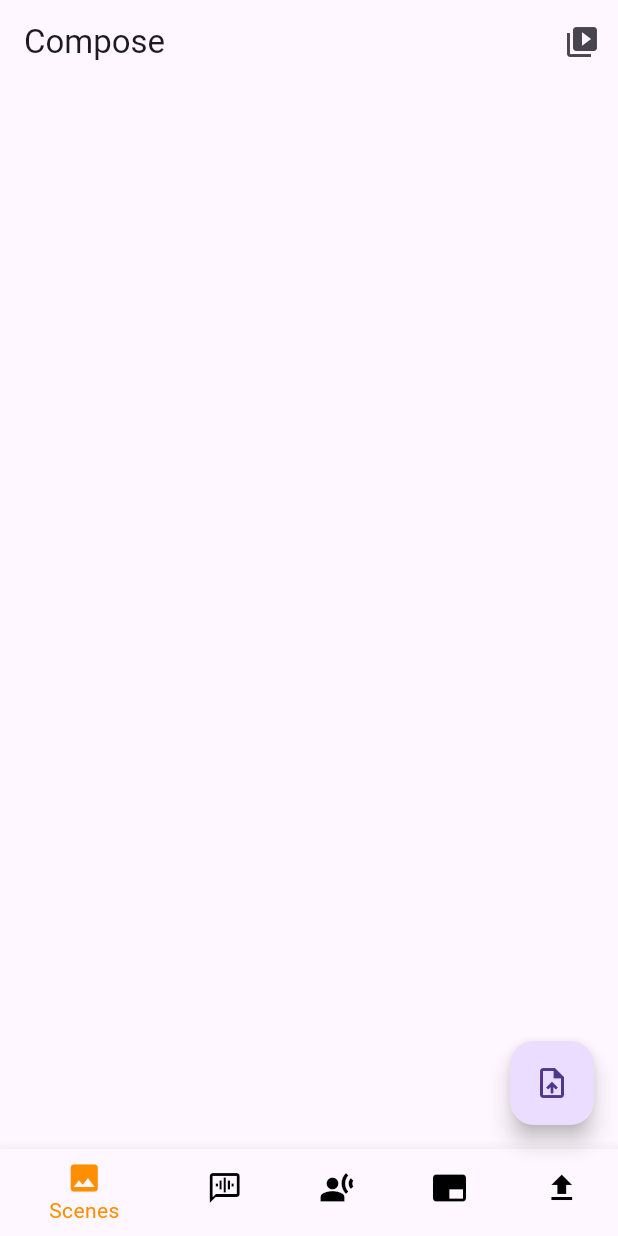
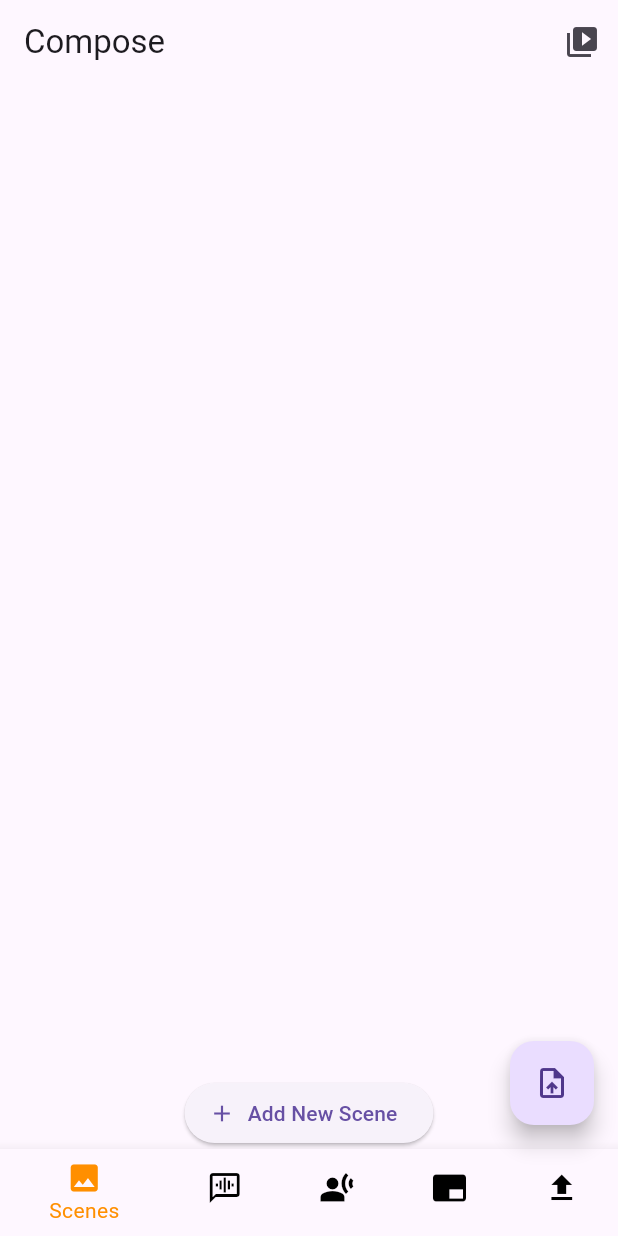
Before and after one commit to me-sreekanth/shorts-composer, a Flutter app: the screen it shows after launch, on a phone screen of 412 x 824 dp. Run offline on Flutter 3.47's test engine with Material 3 defaults, Android fonts, the phone set to English and light mode, and no system bars; our stand-ins replace file_picker, gallery_saver, google_sign_in, googleapis_auth, image_picker, just_audio and 3 more; missing offline and left inert: ffmpeg_kit_flutter_full_gpl, googleapis.

Commit message:
Add scene option added in the scenes_screen

```diff
--- a/lib/menus/scenes_screen.dart
+++ b/lib/menus/scenes_screen.dart
@@ -1,5 +1,4 @@
 import 'dart:io';
-
 import 'package:flutter/material.dart';
 import 'package:image_picker/image_picker.dart';
 import 'package:shorts_composer/models/scene.dart';
@@ -25,6 +24,7 @@ class _ScenesScreenState extends State<ScenesScreen> {
   bool _isLoading = false;
   int _loadingIndex = -1;
 
+  // Function to pick an image from gallery
   void _pickImage(int index) async {
     final picker = ImagePicker();
     final pickedFile = await picker.pickImage(source: ImageSource.gallery);
@@ -33,6 +33,7 @@ class _ScenesScreenState extends State<ScenesScreen> {
     }
   }
 
+  // Function to generate an image for a scene
   Future<void> _generateImage(int index) async {
     setState(() {
       _isLoading = true;
@@ -47,9 +48,27 @@ class _ScenesScreenState extends State<ScenesScreen> {
     });
   }
 
+  // Add a new empty scene to the list
+  void _addNewScene() {
+    setState(() {
+      final newSceneNumber = widget.scenes.length + 1;
+      widget.scenes.add(
+        Scene(
+          sceneNumber: newSceneNumber,
+          duration: 5, // Default duration (can be modified by the user)
+          text: '', // Empty text initially
+          description: '', // Empty description initially
+        ),
+      );
+    });
+  }
+
   @override
   Widget build(BuildContext context) {
-    return ListView.builder(
+    return Column(
+      children: [
+        Expanded(
+          child: ListView.builder(
             itemCount: widget.scenes.length,
             itemBuilder: (context, index) {
               final scene = widget.scenes[index];
@@ -100,6 +119,14 @@ class _ScenesScreenState extends State<ScenesScreen> {
                 ),
               );
             },
+          ),
+        ),
+        ElevatedButton.icon(
+          onPressed: _addNewScene,
+          icon: Icon(Icons.add),
+          label: Text('Add New Scene'),
+        ),
+      ],
     );
   }
 }
```
Also changed, not shown: lib/menus/voiceovers_screen.dart (+19 -2 lines). Lines whose indentation alone changed are shown as unchanged.
